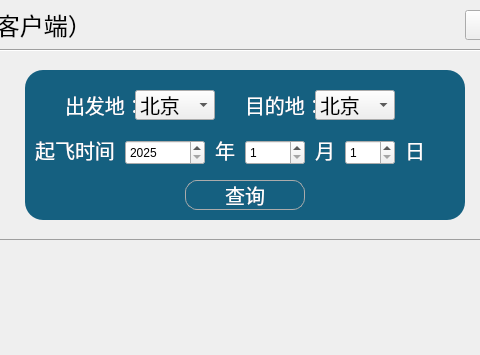
Before: the Qt Designer form UserMainWindow.ui in ImmortalWatcher/Flient_Management, drawn with Qt 5; both pictures show x 225 to 705 and y 0 to 355 of the 800 by 600 pixel window.
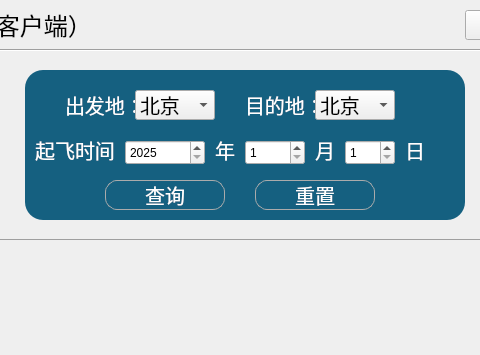
After: the same form once the commit is applied. Icons and pictures are not drawn.

Commit message: 整合，添加查询初态，重置按钮

The edit to the form file:
```diff
--- a/UserMainWindow.ui
+++ b/UserMainWindow.ui
@@ -1771,7 +1771,7 @@
        </property>
        <property name="geometry">
         <rect>
-         <x>160</x>
+         <x>80</x>
          <y>110</y>
          <width>120</width>
          <height>30</height>
@@ -1795,6 +1795,42 @@
         <string>查询</string>
        </property>
       </widget>
+      <widget class="QPushButton" name="resetBtn">
+       <property name="enabled">
+        <bool>true</bool>
+       </property>
+       <property name="geometry">
+        <rect>
+         <x>230</x>
+         <y>110</y>
+         <width>120</width>
+         <height>30</height>
+        </rect>
+       </property>
+       <property name="font">
+        <font>
+         <family>华文琥珀</family>
+         <pointsize>15</pointsize>
+        </font>
+       </property>
+       <property name="styleSheet">
+        <string notr="true">QPushButton {
+    background-color: #156080;
+    color: white;
+    border: 1px solid #ababab;
+    border-radius: 12px;
+}</string>
+       </property>
+       <property name="text">
+        <string>重置</string>
+       </property>
+       <property name="iconSize">
+        <size>
+         <width>16</width>
+         <height>16</height>
+        </size>
+       </property>
+      </widget>
      </widget>
      <widget class="QScrollArea" name="scrollArea">
       <property name="geometry">
```
The commit also changes 24 other files.
